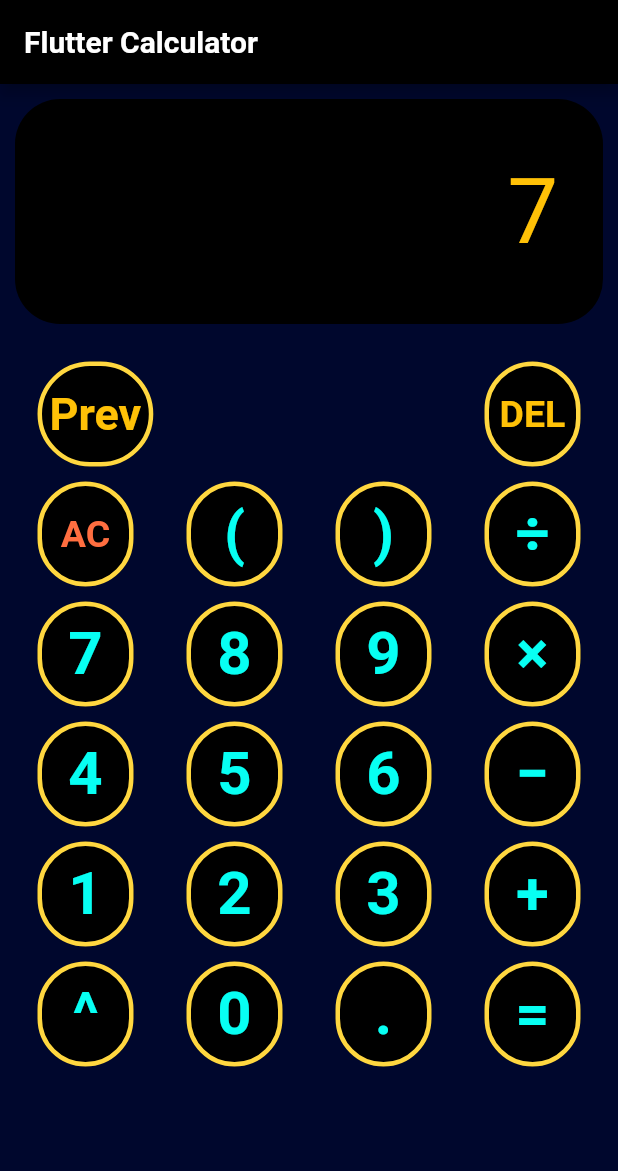
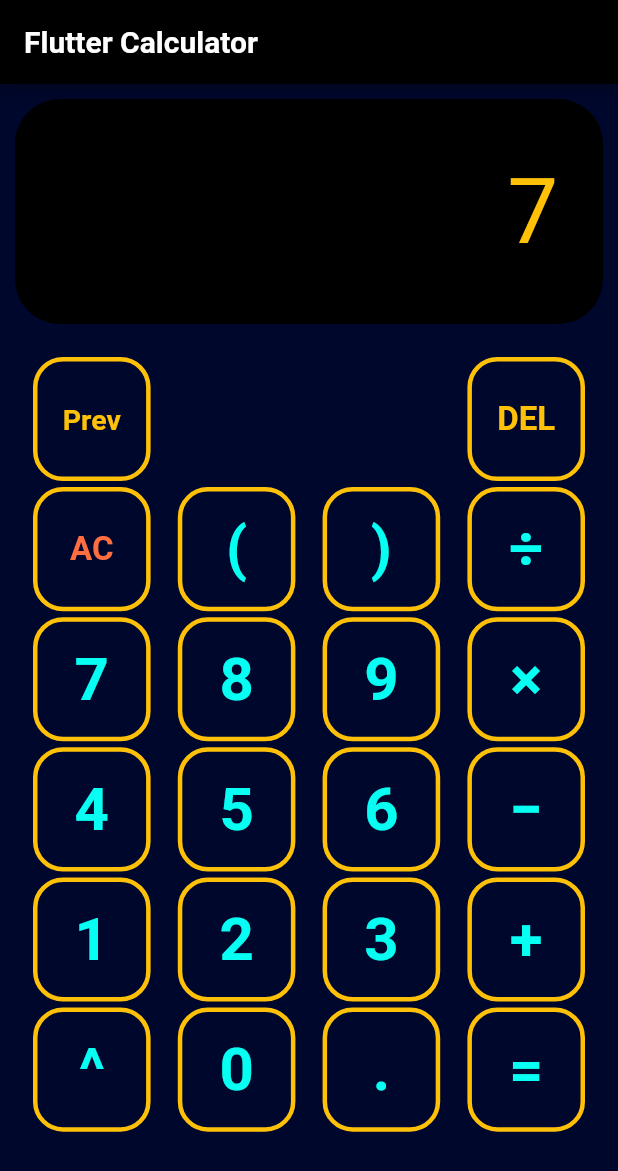
Before and after one commit to triet0612/calculator_app_flutter, a Flutter app: the screen it shows after launch, after a tap on an icon or button, on a phone screen of 412 x 824 dp. Shown: the top 1171 px of the screen. Run offline on Flutter 3.47's test engine with Material 2 defaults, Android fonts, the phone set to English and light mode, and no system bars; our stand-ins replace google_fonts; Roboto replaces fonts that are missing (Ubuntu).

Commit message:
fix-calculate, add-responsive

```diff
--- a/lib/calculate_expression.dart
+++ b/lib/calculate_expression.dart
@@ -59,11 +59,13 @@ String calculateRPN(String expression) {
   var resultStack = [];
   for (int i = 0; i < expressionStack.length; i++) {
     String token = expressionStack[i];
+
     if (RegExp(r"[\+\-\*\/\^]").hasMatch(token) == false) {
       resultStack.add(double.parse(token));
     } else {
+      print(resultStack);
       var rhs = resultStack.removeLast();
-      var lhs = resultStack.removeLast();
+      var lhs = resultStack.isNotEmpty ? resultStack.removeLast() : 0;
       switch (token) {
         case ('+'):
           resultStack.add(lhs + rhs);
@@ -78,9 +80,12 @@ String calculateRPN(String expression) {
           resultStack.add(lhs / rhs);
           break;
         case ('^'):
+          print(12);
           if (i < expressionStack.length - 1) {
             if (expressionStack[i + 1] == '^') {
               resultStack.add(lhs * rhs);
+            } else {
+              resultStack.add(pow(lhs, rhs));
             }
           } else {
             resultStack.add(pow(lhs, rhs));
@@ -94,3 +99,7 @@ String calculateRPN(String expression) {
   }
   return resultStack.removeLast().toString();
 }
+
+void main() {
+  print(calculateRPN(" - 1 ^ 2"));
+}
--- a/lib/calculator.dart
+++ b/lib/calculator.dart
@@ -44,15 +44,16 @@ class _CalculatorWidgetState extends State<CalculatorWidget> {
 
   Widget mathInputButton(String type, Color color) {
     double font = (type == "DEL" || type == "AC")
-        ? 25
+        ? 22
         : (type == "Prev")
-            ? 30
+            ? 19
             : 40;
 
     return Container(
-      padding: const EdgeInsets.fromLTRB(5, 5, 5, 5),
-      height: 80,
-      child: TextButton(
+      padding: const EdgeInsets.fromLTRB(2, 2, 2, 2),
+      width: MediaQuery.of(context).size.width / 5,
+      height: MediaQuery.of(context).size.height / 9.5,
+      child: MaterialButton(
         onPressed: () {
           setState(() {
             switch (type) {
@@ -71,6 +72,7 @@ class _CalculatorWidgetState extends State<CalculatorWidget> {
               case "\u00F7" || "\u00D7" || "\u2212" || "+" || "^":
                 _mathExpression += " $type ";
               case "=":
+                _mathExpression = _mathExpression.trim();
                 _prevExpression = _mathExpression;
                 _mathExpression = calculateRPN(_mathExpression
                     .replaceAll('\u00F7', '/')
@@ -82,16 +84,13 @@ class _CalculatorWidgetState extends State<CalculatorWidget> {
                 break;
               default:
                 _mathExpression += type;
+                break;
             }
           });
         },
-        style: ButtonStyle(
-            backgroundColor: MaterialStateProperty.all(Colors.black),
-            shape: MaterialStateProperty.all<RoundedRectangleBorder>(
-                RoundedRectangleBorder(
-                    borderRadius: BorderRadius.circular(60),
-                    side: const BorderSide(
-                        color: Colors.amberAccent, width: 3.0)))),
+        shape: RoundedRectangleBorder(
+            borderRadius: BorderRadius.circular(20.0),
+            side: const BorderSide(color: Colors.amber, width: 3)),
         child: Align(
           alignment: Alignment.center,
           child: Text(
@@ -122,7 +121,8 @@ class _CalculatorWidgetState extends State<CalculatorWidget> {
         child: Row(
           mainAxisAlignment: MainAxisAlignment.spaceBetween,
           children: [
-            Column(
+            Flex(
+              direction: Axis.vertical,
               children: [
                 mathInputButton("AC", Colors.deepOrangeAccent),
                 mathInputButton("7", color),
@@ -131,7 +131,8 @@ class _CalculatorWidgetState extends State<CalculatorWidget> {
                 mathInputButton("^", color),
               ],
             ),
-            Column(
+            Flex(
+              direction: Axis.vertical,
               children: [
                 mathInputButton("(", color),
                 mathInputButton("8", color),
@@ -140,7 +141,8 @@ class _CalculatorWidgetState extends State<CalculatorWidget> {
                 mathInputButton("0", color),
               ],
             ),
-            Column(
+            Flex(
+              direction: Axis.vertical,
               children: [
                 mathInputButton(")", color),
                 mathInputButton("9", color),
@@ -149,7 +151,8 @@ class _CalculatorWidgetState extends State<CalculatorWidget> {
                 mathInputButton(".", color),
               ],
             ),
-            Column(
+            Flex(
+              direction: Axis.vertical,
               children: [
                 mathInputButton("\u00F7", color), // /
                 mathInputButton("\u00D7", color), // x
```
